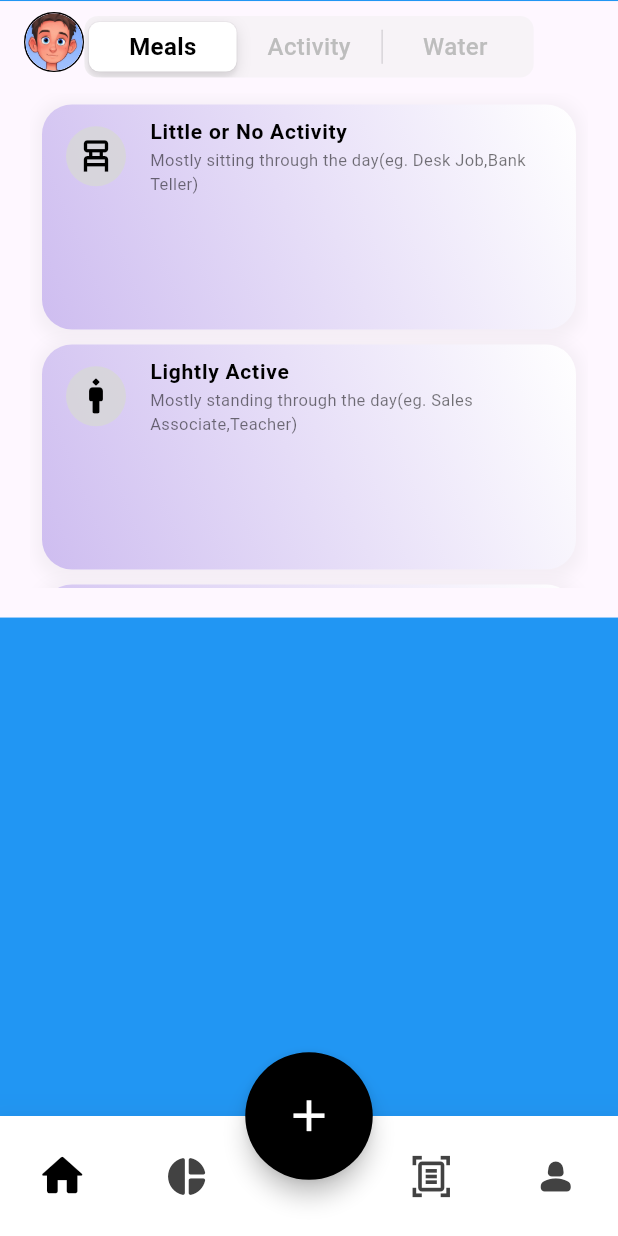
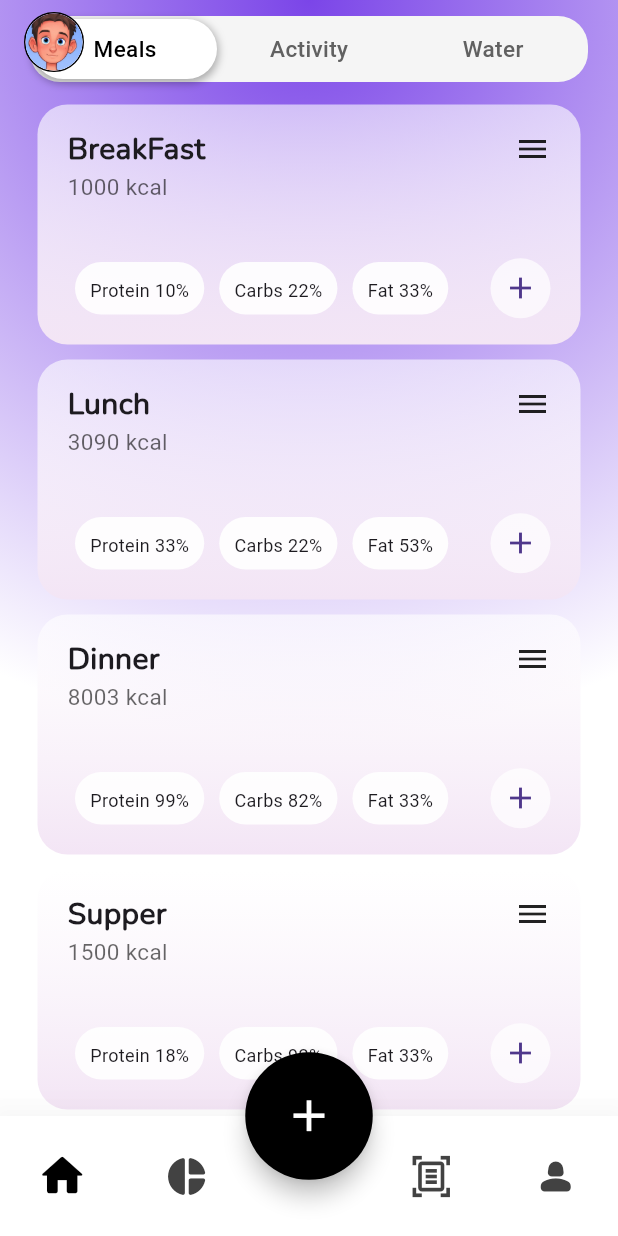
Before and after one commit to avalachaitanya2004/fitpal, a Flutter app: the screen it shows after launch, scrolled down 498 dp, on a phone screen of 412 x 824 dp. Run offline on Flutter 3.47's test engine with Material 3 defaults, Android fonts, the phone set to English and light mode, and no system bars; drawn by our look-alikes of custom_sliding_segmented_control; our stand-ins replace date_picker_timeline, email_validator, firebase_auth, firebase_core, iconsax, lottie and 2 more; missing offline and left inert: dart:ffi, infinite_listview; accounts and stored records are empty; statements that could not run were skipped.

```diff
--- a/lib/main.dart
+++ b/lib/main.dart
@@ -11,6 +11,7 @@ import 'package:fit_pal/pages/introPages/intro_page_2.dart';
 import 'package:fit_pal/pages/login_page.dart';
 import 'package:fit_pal/pages/pre_login.dart';
 import 'package:fit_pal/pages/register_page.dart';
+import 'package:fit_pal/pages/side_menu.dart';
 import 'package:flutter/material.dart';
 import 'package:firebase_core/firebase_core.dart';
 // import 'dart:js_util';
--- /dev/null
+++ b/lib/models/food.dart
@@ -0,0 +1,8 @@
+class Food {
+  Food(this.title, this.calorie, this.protein, this.carbs, this.fat);
+  String title;
+  int calorie;
+  int protein;
+  int carbs;
+  int fat;
+}
--- /dev/null
+++ b/lib/models/food_card.dart
@@ -0,0 +1,125 @@
+import 'package:fit_pal/models/food.dart';
+import 'package:flutter/material.dart';
+import 'package:flutter/widgets.dart';
+
+class FoodCard extends StatelessWidget {
+  const FoodCard({
+    super.key,
+    required this.food,
+  });
+  final Food food;
+
+  @override
+  Widget build(BuildContext context) {
+    return Padding(
+      padding: const EdgeInsets.symmetric(horizontal: 20.0),
+      child: Container(
+        decoration: BoxDecoration(
+          borderRadius: BorderRadius.circular(20),
+          gradient: LinearGradient(
+            begin: Alignment(0, -1),
+            end: Alignment(0, 1),
+            colors: [
+              Colors.white.withOpacity(0.6),
+              Color(0xFFF3E5F5)
+            ], // Gradient colors
+          ),
+          // color: Colors.blue,
+        ),
+        margin: EdgeInsets.all(5),
+        height: 160,
+        width: double.maxFinite,
+        child: Padding(
+          padding:
+              const EdgeInsets.only(top: 15.0, left: 20, right: 20, bottom: 15),
+          child: Column(
+            children: [
+              // a row for title and three dots
+              Row(
+                mainAxisAlignment: MainAxisAlignment.spaceBetween,
+                children: [
+                  Text(
+                    food.title,
+                    style: TextStyle(
+                        fontFamily: 'Nunito',
+                        fontSize: 20,
+                        fontWeight: FontWeight.bold),
+                  ),
+                  Icon(Icons.menu),
+                ],
+              ),
+              Align(
+                alignment: Alignment.topLeft,
+                child: Text(
+                  '${food.calorie} kcal',
+                  // textAlign: TextAlign.left,
+                  style: TextStyle(
+                      // backgroundColor: Colors.green,
+                      fontSize: 15,
+                      color: Colors.black.withOpacity(0.6)),
+                ),
+              ),
+              // calories
+              Spacer(),
+              // a row for proteins etc and a plus icon
+              Row(
+                children: [
+                  Container(
+                      decoration: BoxDecoration(
+                        borderRadius: BorderRadius.circular(20),
+                        color: Colors.white.withOpacity(0.9),
+                      ),
+                      margin: EdgeInsets.all(5),
+                      height: 35,
+                      child: Padding(
+                        padding: const EdgeInsets.all(10.0),
+                        child: Center(
+                            child: Text(
+                          'Protein ${food.protein}%',
+                          style: TextStyle(fontSize: 12),
+                        )),
+                      )),
+                  Container(
+                      decoration: BoxDecoration(
+                        borderRadius: BorderRadius.circular(20),
+                        color: Colors.white.withOpacity(0.9),
+                      ),
+                      margin: EdgeInsets.all(5),
+                      height: 35,
+                      child: Padding(
+                        padding: const EdgeInsets.all(10.0),
+                        child: Center(
+                            child: Text(
+                          'Carbs ${food.carbs}%',
+                          style: TextStyle(fontSize: 12),
+                        )),
+                      )),
+                  Container(
+                      decoration: BoxDecoration(
+                        borderRadius: BorderRadius.circular(20),
+                        color: Colors.white.withOpacity(0.9),
+                      ),
+                      margin: EdgeInsets.all(5),
+                      height: 35,
+                      child: Padding(
+                        padding: const EdgeInsets.all(10.0),
+                        child: Center(
+                            child: Text(
+                          'Fat ${food.fat}%',
+                          style: TextStyle(fontSize: 12),
+                        )),
+                      )),
+                  Spacer(),
+                  CircleAvatar(
+                    backgroundColor: Colors.white.withOpacity(0.7),
+                    child: Icon(Icons.add),
+                  ),
+                ],
+              )
+            ],
+          ),
+        ),
+      ),
+    );
+  }
+}
--- a/lib/pages/HomePages/home.dart
+++ b/lib/pages/HomePages/home.dart
@@ -1,3 +1,5 @@
+import 'package:fit_pal/models/food.dart';
+import 'package:fit_pal/models/food_card.dart';
 import 'package:fit_pal/utility/GlassMorphism.dart';
 import 'package:flutter/cupertino.dart';
 import 'package:flutter/material.dart';
@@ -15,11 +17,19 @@ class Home extends StatefulWidget {
 }
 
 class _HomeState extends State<Home> {
+  List<Food> today = [
+    Food('BreakFast', 1000, 10, 22, 33),
+    Food('Lunch', 3090, 33, 22, 53),
+    Food('Dinner', 8003, 99, 82, 33),
+    Food('Supper', 1500, 18, 92, 33)
+  ];
   final PageController _pages1 = PageController();
+  final TextStyle _slider = TextStyle(
+      fontFamily: 'Roboto', fontSize: 15, fontWeight: FontWeight.w500);
+  int _page = 0;
   @override
   Widget build(BuildContext context) {
-    return SingleChildScrollView(
-      child: Container(
+    return Container(
       // duration: Duration(seconds: 1),
       height: double.maxFinite,
       width: double.maxFinite,
@@ -33,6 +43,7 @@ class _HomeState extends State<Home> {
         stops: [0.0, 1.0],
       )),
       // color: Colors.blue,
+      child: SingleChildScrollView(
         child: Column(
           mainAxisAlignment: MainAxisAlignment.start,
           children: <Widget>[
@@ -273,8 +284,85 @@ class _HomeState extends State<Home> {
               ),
             ),
 
+            // Container(
+            //   child: SegmentedControl(),
+            // ),
+            const SizedBox(
+              height: 10,
+            ),
+
             Container(
-              child: SegmentedControl(),
+              padding: EdgeInsets.symmetric(horizontal: 20),
+              // color: Colors.blue,
+              // width: 500,
+              child: CustomSlidingSegmentedControl<int>(
+                // fixedWidth: 130,
+                // height: 50,
+                isStretch: true,
+                initialValue: _page,
+                children: {
+                  0: Text(
+                    'Meals',
+                    style: TextStyle(
+                        fontFamily: 'Roboto',
+                        fontSize: 15,
+                        color: _page == 0 ? Colors.black : Colors.grey[700],
+                        fontWeight: FontWeight.w500),
+                  ),
+                  1: Text(
+                    'Activity',
+                    style: TextStyle(
+                        fontFamily: 'Roboto',
+                        fontSize: 15,
+                        color: _page == 1 ? Colors.black : Colors.grey[700],
+                        fontWeight: FontWeight.w500),
+                  ),
+                  2: Text(
+                    'Water',
+                    style: TextStyle(
+                        fontFamily: 'Roboto',
+                        fontSize: 15,
+                        color: _page == 2 ? Colors.black : Colors.grey[700],
+                        fontWeight: FontWeight.w500),
+                  ),
+                },
+                decoration: BoxDecoration(
+                  // color: CupertinoColors.lightBackgroundGray,
+                  color: Colors.grey[100],
+                  borderRadius: BorderRadius.circular(20),
+                ),
+                thumbDecoration: BoxDecoration(
+                  color: Colors.white,
+                  borderRadius: BorderRadius.circular(20),
+                  boxShadow: [
+                    BoxShadow(
+                      color: Colors.black.withOpacity(.3),
+                      blurRadius: 4.0,
+                      spreadRadius: 1.0,
+                      offset: Offset(
+                        0.0,
+                        2.0,
+                      ),
+                    ),
+                  ],
+                ),
+                duration: Duration(milliseconds: 300),
+                curve: Curves.ease,
+                onValueChanged: (v) {
+                  setState(() {
+                    _page = v;
+                  });
+                },
+              ),
+            ),
+            const SizedBox(
+              height: 10,
+            ),
+            Column(
+              // mainAxisAlignment: MainAxisAlignment,
+              children: List.generate(today.length, (index) {
+                return FoodCard(food: today[index]);
+              }),
             ),
 
             // A tab view for meals, activity, water.
--- a/lib/pages/home_page.dart
+++ b/lib/pages/home_page.dart
@@ -2,7 +2,9 @@ import 'dart:async';
 
 import 'package:firebase_auth/firebase_auth.dart';
 import 'package:fit_pal/pages/HomePages/home.dart';
+import 'package:fit_pal/pages/side_menu.dart';
 import 'package:flutter/material.dart';
+import 'package:flutter/widgets.dart';
 // import 'package:iconsax_flutter/iconsax_flutter.dart';
 
 class HomePage extends StatefulWidget {
@@ -19,15 +21,28 @@ class _HomePageState extends State<HomePage>
     Navigator.pushReplacementNamed(context, '/preLogin');
   }
 
-  late Animation<double> _pos;
-  late Animation<double> _curve;
+  // late Animation<double> _pos;
+  // late Animation<double> _curve;
+  late AnimationController _anicon;
+  late Animation<double> animation;
+  late Animation<double> scaleanimation;
 
   late AnimationController _con;
+  bool isSideMenuClosed = true;
   @override
   void initState() {
-    _con = AnimationController(vsync: this, duration: Duration(seconds: 1));
-    _curve = CurvedAnimation(parent: _con, curve: Curves.easeInOut);
-    _pos = Tween(begin: -0.5, end: -1.0).animate(_curve);
+    _anicon =
+        AnimationController(vsync: this, duration: Duration(milliseconds: 200))
+          ..addListener(() {
+            setState(() {});
+          });
+    animation = Tween<double>(begin: 0, end: 1)
+        .animate(CurvedAnimation(parent: _anicon, curve: Curves.fastOutSlowIn));
+    scaleanimation = Tween<double>(begin: 1, end: 0.8)
+        .animate(CurvedAnimation(parent: _anicon, curve: Curves.fastOutSlowIn));
+    // _con = AnimationController(vsync: this, duration: Duration(seconds: 1));
+    // _curve = CurvedAnimation(parent: _con, curve: Curves.easeInOut);
+    // _pos = Tween(begin: -0.5, end: -1.0).animate(_curve);
     super.initState();
   }
 
@@ -37,7 +52,7 @@ class _HomePageState extends State<HomePage>
   Widget build(BuildContext context) {
     // _con.forward();
     return Scaffold(
-      backgroundColor: Colors.blue,
+      backgroundColor: Color(0xFF17203A),
       extendBodyBehindAppBar: true,
       appBar: AppBar(
         backgroundColor: Colors.transparent,
@@ -52,8 +67,20 @@ class _HomePageState extends State<HomePage>
                 width: 1.0, // You can set the border width here
               ),
             ),
-            child: CircleAvatar(
-              backgroundImage: AssetImage('assets/images/profile_demo.jpeg'),
+            child: GestureDetector(
+              onTap: () {
+                // if (isSideMenuClosed) {
+                //   _anicon.forward();
+                // } else {
+                //   _anicon.reverse();
+                // }
+                // setState(() {
+                //   isSideMenuClosed = !isSideMenuClosed;
+                // });
+              },
+              child: CircleAvatar(
+                backgroundImage: AssetImage('assets/images/profile_demo.jpeg'),
+              ),
             ),
           ),
         ),
--- /dev/null
+++ b/lib/pages/side_menu.dart
@@ -0,0 +1,53 @@
+import 'package:flutter/material.dart';
+
+class SideMenu extends StatefulWidget {
+  const SideMenu({super.key});
+
+  @override
+  State<SideMenu> createState() => _SideMenuState();
+}
+
+class _SideMenuState extends State<SideMenu> {
+  @override
+  Widget build(BuildContext context) {
+    return Scaffold(
+      body: Container(
+        width: 288,
+        height: double.infinity,
+        color: Color(0xFF17203A),
+        child: SafeArea(
+          child: Padding(
+            padding: const EdgeInsets.only(left: 20.0, right: 10),
+            child: Column(
+              children: [
+                Row(
+                  children: [
+                    CircleAvatar(
+                      backgroundColor: Colors.white,
+                      child: Icon(Icons.person),
+                    ),
+                    SizedBox(
+                      width: 10,
+                    ),
+                    Text(
+                      'Name here',
+                      style: TextStyle(color: Colors.white, fontSize: 16),
+                    ),
+                    Spacer(),
+                    CircleAvatar(
+                      backgroundColor: Colors.white,
+                      child: Icon(Icons.close),
+                    ),
+                  ],
+                ),
+                ListTile(
+                  title: Text('Profile'),
+                ),
+              ],
+            ),
+          ),
+        ),
+      ),
+    );
+  }
+}
```
Lines whose indentation alone changed are shown as unchanged.
